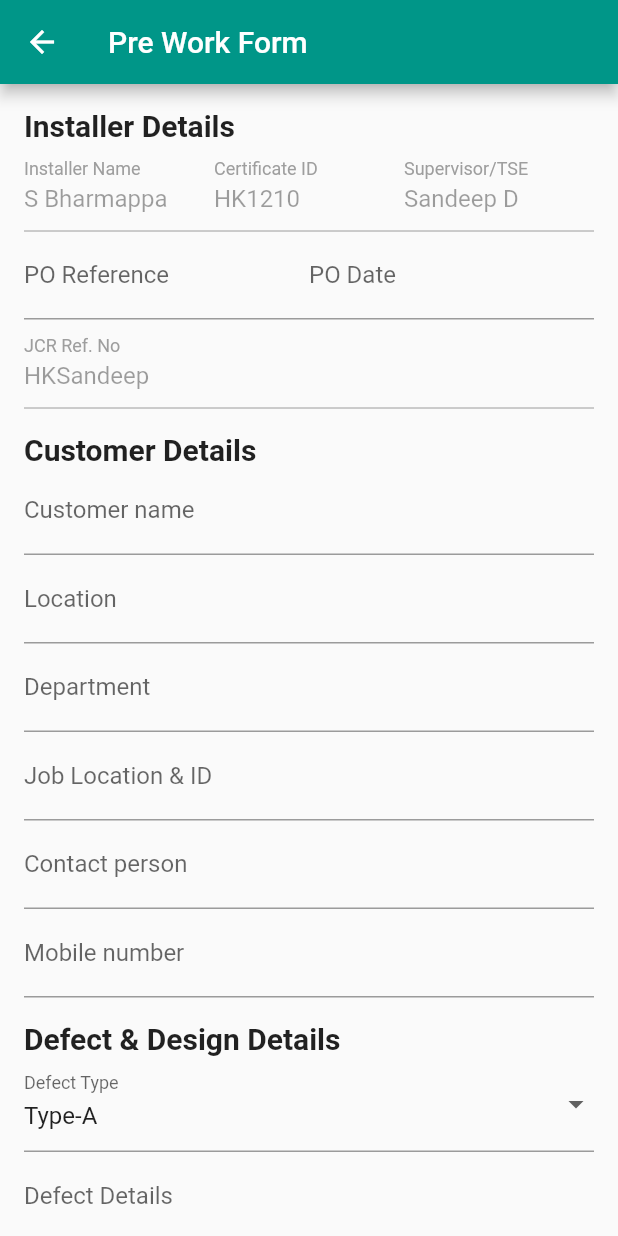
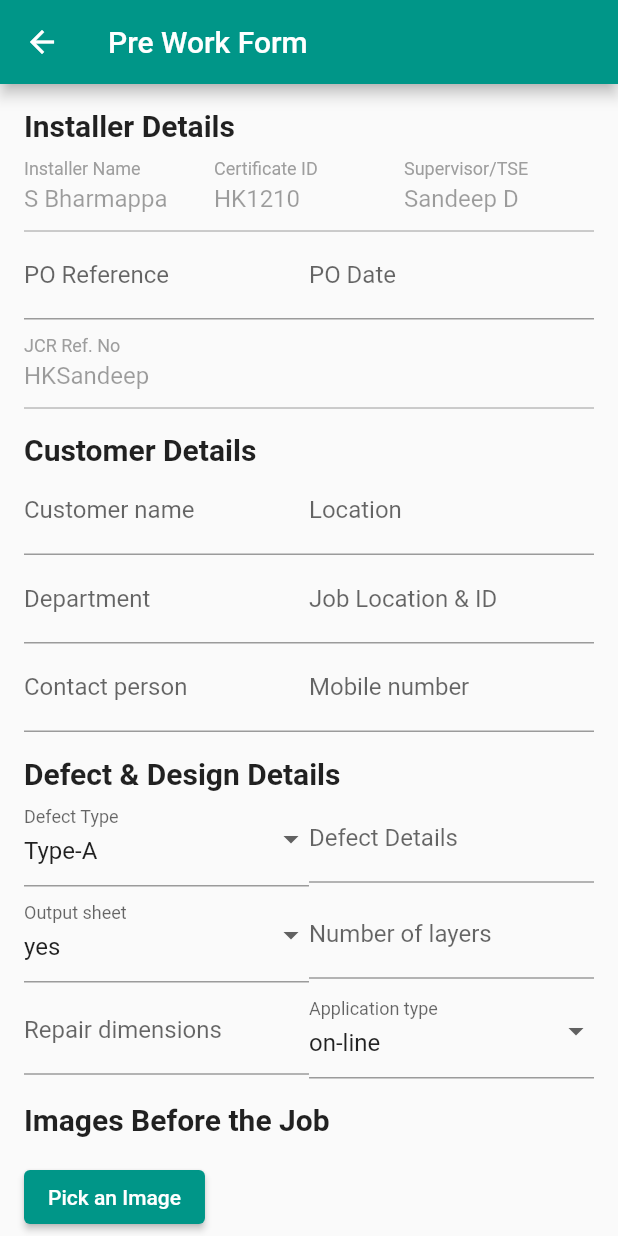
Before and after one commit to hirak214/jcr_app, a Flutter app: the PreWorkFormPage screen opened directly, on a phone screen of 412 x 824 dp. Run offline on Flutter 3.47's test engine with Material 2 defaults, Android fonts, the light colour scheme and no system bars; our stand-ins replace image_picker.

Commit message:
Update: pre work

```diff
--- a/lib/pre_work_form.dart
+++ b/lib/pre_work_form.dart
@@ -2,7 +2,6 @@ import 'dart:convert';
 import 'dart:io';
 import 'package:flutter/material.dart';
 import 'package:image_picker/image_picker.dart';
-
 
 class PreWorkFormPage extends StatefulWidget {
   @override
@@ -13,10 +12,9 @@ class _PreWorkFormPageState extends State<PreWorkFormPage> {
   final _formKey = GlobalKey<FormState>();
 
   TextEditingController poReferenceController = TextEditingController();
-  TextEditingController poDateController = TextEditingController();
+  DateTime? selectedPoDate; // New DateTime variable for PO Date
 
   String jcrRefNo = 'HKSandeep';
-
   String customerName = '';
   String location = '';
   String department = '';
@@ -104,7 +102,23 @@ class _PreWorkFormPageState extends State<PreWorkFormPage> {
                   ),
                   Expanded(
                     child: TextFormField(
-                      controller: poDateController,
+                      readOnly: true,
+                      onTap: () async {
+                        final currentDate = DateTime.now();
+                        final selectedDate = await showDatePicker(
+                          context: context,
+                          initialDate: selectedPoDate ?? currentDate,
+                          firstDate: currentDate.subtract(Duration(days: 365)),
+                          lastDate: currentDate.add(Duration(days: 365)),
+                        );
+
+                        if (selectedDate != null) {
+                          setState(() {
+                            selectedPoDate = selectedDate;
+                            poReferenceController.text = selectedDate.toLocal().toString().split(' ')[0];
+                          });
+                        }
+                      },
                       decoration: InputDecoration(labelText: 'PO Date'),
                       validator: (value) {
                         if (value == null || value.isEmpty) {
@@ -133,7 +147,10 @@ class _PreWorkFormPageState extends State<PreWorkFormPage> {
                 'Customer Details',
                 style: TextStyle(fontSize: 20, fontWeight: FontWeight.bold),
               ),
-              TextFormField(
+              Row(
+                children: [
+                  Expanded(
+                    child: TextFormField(
                       onChanged: (value) {
                         setState(() {
                           customerName = value;
@@ -147,7 +164,9 @@ class _PreWorkFormPageState extends State<PreWorkFormPage> {
                         return null;
                       },
                     ),
-              TextFormField(
+                  ),
+                  Expanded(
+                    child: TextFormField(
                       onChanged: (value) {
                         setState(() {
                           location = value;
@@ -161,7 +180,13 @@ class _PreWorkFormPageState extends State<PreWorkFormPage> {
                         return null;
                       },
                     ),
-              TextFormField(
+                  ),
+                ],
+              ),
+              Row(
+                children: [
+                  Expanded(
+                    child: TextFormField(
                       onChanged: (value) {
                         setState(() {
                           department = value;
@@ -175,7 +200,9 @@ class _PreWorkFormPageState extends State<PreWorkFormPage> {
                         return null;
                       },
                     ),
-              TextFormField(
+                  ),
+                  Expanded(
+                    child: TextFormField(
                       onChanged: (value) {
                         setState(() {
                           jobLocationAndId = value;
@@ -189,7 +216,13 @@ class _PreWorkFormPageState extends State<PreWorkFormPage> {
                         return null;
                       },
                     ),
-              TextFormField(
+                  ),
+                ],
+              ),
+              Row(
+                children: [
+                  Expanded(
+                    child: TextFormField(
                       onChanged: (value) {
                         setState(() {
                           contactPerson = value;
@@ -203,7 +236,9 @@ class _PreWorkFormPageState extends State<PreWorkFormPage> {
                         return null;
                       },
                     ),
-              TextFormField(
+                  ),
+                  Expanded(
+                    child: TextFormField(
                       onChanged: (value) {
                         setState(() {
                           mobileNumber = value;
@@ -221,6 +256,10 @@ class _PreWorkFormPageState extends State<PreWorkFormPage> {
                         return null;
                       },
                     ),
+                  ),
+                ],
+              ),
+
               SizedBox(height: 16),
 
               // Defect & design details
@@ -228,7 +267,10 @@ class _PreWorkFormPageState extends State<PreWorkFormPage> {
                 'Defect & Design Details',
                 style: TextStyle(fontSize: 20, fontWeight: FontWeight.bold),
               ),
-              DropdownButtonFormField<String>(
+              Row(
+                children: [
+                  Expanded(
+                    child: DropdownButtonFormField<String>(
                       value: defectType,
                       items: ['Type-A', 'Type-B', 'Type-C', 'Type-D']
                           .map<DropdownMenuItem<String>>(
@@ -251,7 +293,9 @@ class _PreWorkFormPageState extends State<PreWorkFormPage> {
                         return null;
                       },
                     ),
-              TextFormField(
+                  ),
+                  Expanded(
+                    child: TextFormField(
                       onChanged: (value) {
                         setState(() {
                           defectDetails = value;
@@ -265,7 +309,13 @@ class _PreWorkFormPageState extends State<PreWorkFormPage> {
                         return null;
                       },
                     ),
-              DropdownButtonFormField<String>(
+                  ),
+                ],
+              ),
+              Row(
+                children: [
+                  Expanded(
+                    child: DropdownButtonFormField<String>(
                       value: outputSheet,
                       items: ['yes', 'no']
                           .map<DropdownMenuItem<String>>(
@@ -288,7 +338,9 @@ class _PreWorkFormPageState extends State<PreWorkFormPage> {
                         return null;
                       },
                     ),
-              TextFormField(
+                  ),
+                  Expanded(
+                    child: TextFormField(
                       onChanged: (value) {
                         setState(() {
                           numberOfLayers = int.tryParse(value) ?? 0;
@@ -306,7 +358,13 @@ class _PreWorkFormPageState extends State<PreWorkFormPage> {
                         return null;
                       },
                     ),
-              TextFormField(
+                  ),
+                ],
+              ),
+              Row(
+                children: [
+                  Expanded(
+                    child: TextFormField(
                       onChanged: (value) {
                         setState(() {
                           repairDimensions = value;
@@ -320,7 +378,9 @@ class _PreWorkFormPageState extends State<PreWorkFormPage> {
                         return null;
                       },
                     ),
-              DropdownButtonFormField<String>(
+                  ),
+                  Expanded(
+                    child: DropdownButtonFormField<String>(
                       value: applicationType,
                       items: ['on-line', 'off-line']
                           .map<DropdownMenuItem<String>>(
@@ -342,6 +402,9 @@ class _PreWorkFormPageState extends State<PreWorkFormPage> {
                         }
                         return null;
                       },
+                    ),
+                  ),
+                ],
               ),
               SizedBox(height: 16),
 
@@ -387,7 +450,7 @@ class _PreWorkFormPageState extends State<PreWorkFormPage> {
                         // Handle save action here
                         final formData = {
                           'poReference': poReferenceController.text,
-                          'poDate': poDateController.text,
+                          'poDate': selectedPoDate?.toLocal().toString().split(' ')[0] ?? '',
                           'jcrRefNo': jcrRefNo,
                           'customerName': customerName,
                           'location': location,
@@ -421,7 +484,6 @@ class _PreWorkFormPageState extends State<PreWorkFormPage> {
                       setState(() {
                         // Clear text controllers
                         poReferenceController.clear();
-              poDateController.clear();
 
                         // Reset other variables
                         jcrRefNo = 'HKSandeep';
@@ -463,5 +525,4 @@ class _PreWorkFormPageState extends State<PreWorkFormPage> {
 
     file.writeAsStringSync(jsonString);
   }
-
 }
```
Lines whose indentation alone changed are shown as unchanged.
